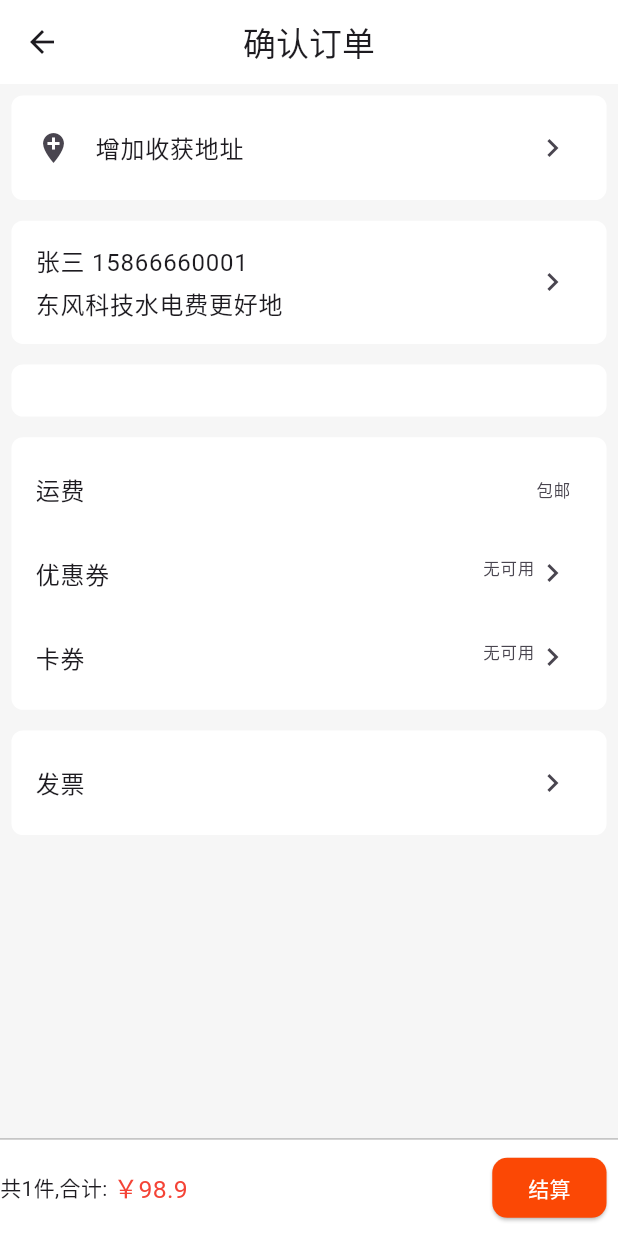
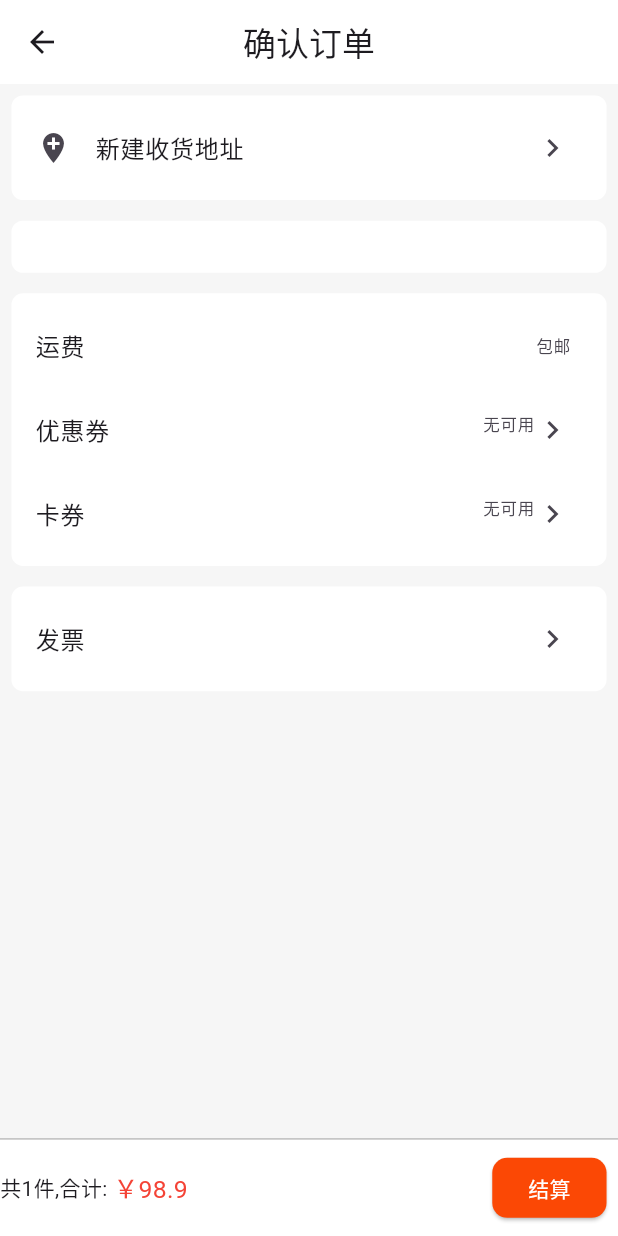
Before and after one commit to mageAoe/xiaomiShop, a Flutter app: the CheckoutView screen opened by its route, on a phone screen of 412 x 824 dp. Run offline on Flutter 3.47's test engine with Material 3 defaults, Android fonts, the phone set to English and light mode, and no system bars; our stand-ins replace dio, flutter_html, flutter_screenutil, flutter_swiper_view, get, pin_code_fields and 1 more; missing offline and left inert: city_pickers; accounts and stored records are empty; network calls fail.

Commit message:
feat: ✨ update:  结算、收获地址

```diff
--- /dev/null
+++ b/lib/app/models/address_model.dart
@@ -0,0 +1,53 @@
+class AddressModel {
+   bool? success;
+  String? message;
+  List<AddressItemModel>? result;
+  AddressModel({
+    this.success,
+    this.message,
+    this.result,
+  });
+
+
+  AddressModel.fromJson(Map<String, dynamic> json) {
+    success = json['success'];
+    message = json['message'];
+
+    if (json['result'] != null) {
+      result = <AddressItemModel>[];
+      json['result'].forEach((v) {
+        result?.add(AddressItemModel.fromJson(v));
+      });
+    }
+  }
+}
+
+class AddressItemModel {
+  String? sId;
+  String? uid;
+  String? name;
+  String? phone;
+  String? address;
+  int? defaultAddress;
+  int? status;
+
+  AddressItemModel({
+    this.sId,
+    this.uid,
+    this.name,
+    this.phone,
+    this.address,
+    this.defaultAddress,
+    this.status,
+  });
+
+  AddressItemModel.fromJson(Map<String, dynamic> json) {
+    sId = json['_id'];
+    uid = json['uid'];
+    name = json['name'];
+    phone = json['phone'];
+    address = json['address'];
+    defaultAddress = json['default_address'];
+    status = json['status'];
+  }
+}
--- a/lib/app/modules/checkout/controllers/checkout_controller.dart
+++ b/lib/app/modules/checkout/controllers/checkout_controller.dart
@@ -1,13 +1,22 @@
 import 'package:get/get.dart';
 import 'package:xmshop/app/services/storage.dart';
 
+import 'package:xmshop/app/models/address_model.dart';
+import 'package:xmshop/app/services/signServices.dart';
+import 'package:xmshop/app/services/userServices.dart';
+import '../../../services/httpsClient.dart';
+import 'package:xmshop/app/models/user_model.dart';
+
 class CheckoutController extends GetxController {
+  final HttpsClient _httpsClient = HttpsClient();
   RxList checkoutList = [].obs;
+  RxList<AddressItemModel> addressList = <AddressItemModel>[].obs;
 
   @override
   onInit(){
+    super.onInit();
     getCheckoutData();
-    super.onInit();
+    getDefaultAddress();
   }
 
   // 获取
@@ -17,4 +26,23 @@ class CheckoutController extends GetxController {
     update();
   }
 
+  getDefaultAddress() async{
+    print('getDefaultAddress');
+    List userList = await UserServices.getUserInfo();
+    UserModel userInfo = UserModel.fromJson(userList[0]);
+    // 表单校验
+    Map tempJson = {
+      'uid': userInfo.sid,
+    };
+    String sign = SignServices.getSign({
+      ...tempJson,
+      'salt': userInfo.salt
+    });
+    var res = await _httpsClient.get('api/oneAddressList?uid=${userInfo.sid}&sign=$sign');
+    if(res != null){
+      var tempAddressList = AddressModel.fromJson(res.data);
+      addressList.value = tempAddressList.result!;
+      update();
+    }
+  }
 }
--- a/lib/app/modules/checkout/views/checkout_view.dart
+++ b/lib/app/modules/checkout/views/checkout_view.dart
@@ -49,39 +49,84 @@ class CheckoutView extends GetView<CheckoutController> {
     return ListView(
         padding: EdgeInsets.all(ScreenAdapter.width(20)),
         children: [
-          Container(
-            padding: EdgeInsets.only(top: ScreenAdapter.height(20), bottom: ScreenAdapter.height(20)),
+          // Obx(() => controller.addressList.isNotEmpty ? Container(
+          //     padding: EdgeInsets.only(top: ScreenAdapter.height(20), bottom: ScreenAdapter.height(20)),
+          //     decoration: BoxDecoration(
+          //       color: Colors.white,
+          //       borderRadius: BorderRadius.circular(ScreenAdapter.width(20))
+          //     ),
+          //     child: ListTile(
+          //       onTap: (){
+          //         Get.toNamed('/address-list');
+          //       },
+          //       title: Column(
+          //         crossAxisAlignment: CrossAxisAlignment.start,
+          //         children: [
+          //           Text('${controller.addressList[0].name} ${controller.addressList[0].phone}'),
+          //           SizedBox(
+          //             height: ScreenAdapter.height(10),
+          //           ),
+          //           Text('${controller.addressList[0].address}')
+          //         ],
+          //       ),
+          //       trailing: const Icon(Icons.navigate_next),
+          //     ),
+          //   )
+          //   :Container(
+          //     padding: EdgeInsets.only(top: ScreenAdapter.height(20), bottom: ScreenAdapter.height(20)),
+          //     decoration: BoxDecoration(
+          //       color: Colors.white,
+          //       borderRadius: BorderRadius.circular(ScreenAdapter.width(20))
+          //     ),
+          //     child: ListTile(
+          //       onTap: (){
+          //         Get.toNamed('/address-add');
+          //       },
+          //       leading: const Icon(Icons.add_location),
+          //       title: const Text('增加收获地址'),
+          //       trailing: const Icon(Icons.navigate_next),
+          //     ),
+          //   )
+          // ),
+          Obx(()=>controller.addressList.isEmpty?Container(
+          padding: EdgeInsets.only(
+              top: ScreenAdapter.height(20), bottom: ScreenAdapter.height(20)),
           decoration: BoxDecoration(
               color: Colors.white,
-              borderRadius: BorderRadius.circular(ScreenAdapter.width(20))
+              borderRadius: BorderRadius.circular(ScreenAdapter.width(20))),
+          child:  ListTile(
+            onTap: (){
+              Get.toNamed("/address-add");
+            },
+            leading: const Icon(Icons.add_location),
+            title: const Text("新建收货地址"),
+            trailing: const Icon(Icons.navigate_next),
           ),
-            child: const ListTile(
-              leading: Icon(Icons.add_location),
-              title: Text('增加收获地址'),
-              trailing: Icon(Icons.navigate_next),
-            ),
-          ),
-          SizedBox( height: ScreenAdapter.height(40)),
-          Container(
-            padding: EdgeInsets.only(top: ScreenAdapter.height(20), bottom: ScreenAdapter.height(20)),
+        ):Container(
+          padding: EdgeInsets.only(
+              top: ScreenAdapter.height(20), bottom: ScreenAdapter.height(20)),
           decoration: BoxDecoration(
               color: Colors.white,
-              borderRadius: BorderRadius.circular(ScreenAdapter.width(20))
-            ),
+              borderRadius: BorderRadius.circular(ScreenAdapter.width(20))),
           child: ListTile(
+            onTap: (){
+              Get.toNamed("/address-list");
+            },
             title: Column(
               crossAxisAlignment: CrossAxisAlignment.start,
               children: [
-                  const Text('张三 15866660001'),
+                Text("${controller.addressList[0].name} ${controller.addressList[0].phone}"),
                 SizedBox(
                   height: ScreenAdapter.height(10),
                 ),
-                  const Text('东风科技水电费更好地')
+                Text("${controller.addressList[0].address}"),
               ],
             ),
             trailing: const Icon(Icons.navigate_next),
           ),
-          ),
+        )),
+
+          // SizedBox( height: ScreenAdapter.height(40)),
           SizedBox( height: ScreenAdapter.height(40)),
           Container(
             padding: EdgeInsets.only(top: ScreenAdapter.height(20), bottom: ScreenAdapter.height(20)),
--- a/lib/app/routes/app_routes.dart
+++ b/lib/app/routes/app_routes.dart
@@ -16,6 +16,9 @@ abstract class Routes {
   static const REGISTER_STEP_TWO = _Paths.REGISTER_STEP_TWO;
   static const REGISTER_STEP_THREE = _Paths.REGISTER_STEP_THREE;
   static const CHECKOUT = _Paths.CHECKOUT;
+  static const ADDRESS_LIST = _Paths.ADDRESS_LIST;
+  static const ADDRESS_ADD = _Paths.ADDRESS_ADD;
+  static const ADDRESS_EDIT = _Paths.ADDRESS_EDIT;
 }
 
 abstract class _Paths {
@@ -33,4 +36,7 @@ abstract class _Paths {
   static const REGISTER_STEP_TWO = '/register-step-two';
   static const REGISTER_STEP_THREE = '/register-step-three';
   static const CHECKOUT = '/checkout';
+  static const ADDRESS_LIST = '/address-list';
+  static const ADDRESS_ADD = '/address-add';
+  static const ADDRESS_EDIT = '/address-edit';
 }
--- a/pubspec.yaml
+++ b/pubspec.yaml
@@ -15,6 +15,8 @@ dependencies:
   shared_preferences: ^2.2.1
   flutter_html: ^3.0.0-alpha.6
   pin_code_fields: ^8.0.1
+  city_pickers: ^1.3.0
+  crypto: ^3.0.3
   flutter:
     sdk: flutter
 
```
Also changed, not shown: lib/app/modules/address/addressAdd/bindings/address_add_binding.dart (added, +12 -0 lines), lib/app/modules/address/addressAdd/controllers/address_add_controller.dart (added, +60 -0 lines), lib/app/modules/address/addressAdd/views/address_add_view.dart (added, +150 -0 lines), lib/app/modules/address/addressEdit/bindings/address_edit_binding.dart (added, +12 -0 lines), lib/app/modules/address/addressEdit/controllers/address_edit_controller.dart (added, +23 -0 lines), lib/app/modules/address/addressEdit/views/address_edit_view.dart (added, +24 -0 lines), lib/app/modules/address/addressList/bindings/address_list_binding.dart (added, +12 -0 lines), lib/app/modules/address/addressList/controllers/address_list_controller.dart (added, +70 -0 lines), lib/app/modules/address/addressList/views/address_list_view.dart (added, +97 -0 lines), lib/app/routes/app_pages.dart (+21 -0 lines), lib/app/services/signServices.dart (added, +29 -0 lines), pubspec.lock. Lines whose indentation alone changed are shown as unchanged.
